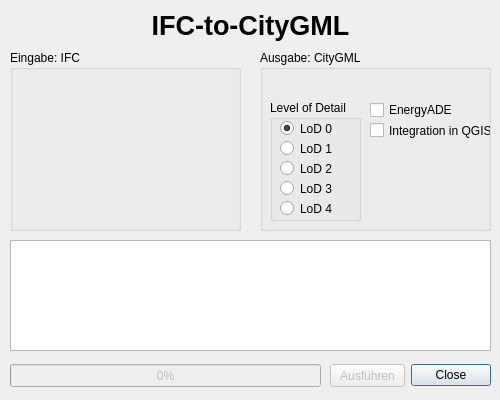
Qt form dialog.ui (NickNick1210/ifc_to_citygml) before a commit.
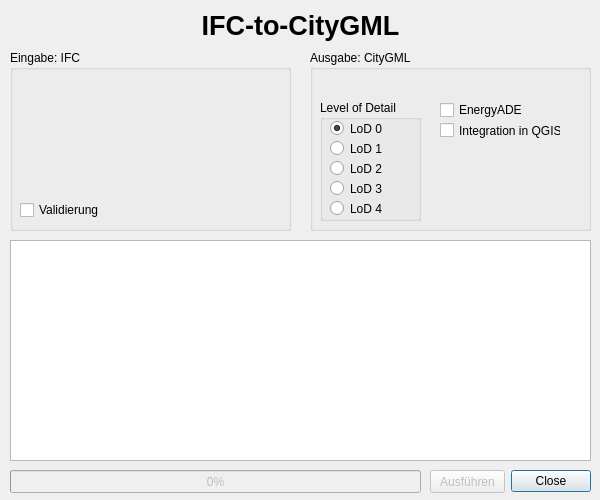
The same form after that commit. Custom widgets are drawn as their Qt base class.

Commit message: GUI-Anpassung Verschönerung der GUI Verhindern von freien Pfadeingaben Deaktivierungsmöglichkeit für die Validierung

Diff of the .ui file:
```diff
--- a/dialog.ui
+++ b/dialog.ui
@@ -7,8 +7,8 @@
    <rect>
     <x>0</x>
     <y>0</y>
-    <width>500</width>
-    <height>400</height>
+    <width>600</width>
+    <height>500</height>
    </rect>
   </property>
   <property name="windowTitle">
@@ -20,8 +20,8 @@
    </property>
    <property name="geometry">
     <rect>
-     <x>410</x>
-     <y>360</y>
+     <x>510</x>
+     <y>466</y>
      <width>81</width>
      <height>31</height>
     </rect>
@@ -43,8 +43,8 @@
    <property name="geometry">
     <rect>
      <x>10</x>
-     <y>364</y>
-     <width>311</width>
+     <y>470</y>
+     <width>411</width>
      <height>23</height>
     </rect>
    </property>
@@ -66,8 +66,8 @@
     <rect>
      <x>10</x>
      <y>240</y>
-     <width>481</width>
-     <height>111</height>
+     <width>581</width>
+     <height>221</height>
     </rect>
    </property>
    <property name="verticalScrollBarPolicy">
@@ -85,7 +85,7 @@
     <rect>
      <x>0</x>
      <y>0</y>
-     <width>501</width>
+     <width>601</width>
      <height>51</height>
     </rect>
    </property>
@@ -109,8 +109,8 @@
    </property>
    <property name="geometry">
     <rect>
-     <x>330</x>
-     <y>364</y>
+     <x>430</x>
+     <y>470</y>
      <width>75</width>
      <height>23</height>
     </rect>
@@ -166,7 +166,7 @@
     <rect>
      <x>10</x>
      <y>50</y>
-     <width>231</width>
+     <width>281</width>
      <height>181</height>
     </rect>
    </property>
@@ -178,7 +178,7 @@
      <rect>
       <x>10</x>
       <y>20</y>
-      <width>211</width>
+      <width>261</width>
       <height>27</height>
      </rect>
     </property>
@@ -197,7 +197,7 @@
      <rect>
       <x>10</x>
       <y>50</y>
-      <width>211</width>
+      <width>261</width>
       <height>91</height>
      </rect>
     </property>
@@ -211,10 +211,10 @@
    <widget class="QLabel" name="label_ifc_msg">
     <property name="geometry">
      <rect>
-      <x>10</x>
-      <y>140</y>
-      <width>211</width>
-      <height>31</height>
+      <x>100</x>
+      <y>150</y>
+      <width>171</width>
+      <height>21</height>
      </rect>
     </property>
     <property name="font">
@@ -231,13 +231,29 @@
      <set>Qt::AlignHCenter|Qt::AlignTop</set>
     </property>
    </widget>
+   <widget class="QCheckBox" name="checkBox_val">
+    <property name="geometry">
+     <rect>
+      <x>10</x>
+      <y>150</y>
+      <width>111</width>
+      <height>20</height>
+     </rect>
+    </property>
+    <property name="text">
+     <string>Validierung</string>
+    </property>
+    <property name="checked">
+     <bool>false</bool>
+    </property>
+   </widget>
   </widget>
   <widget class="QGroupBox" name="groupBox_cgml">
    <property name="geometry">
     <rect>
-     <x>260</x>
+     <x>310</x>
      <y>50</y>
-     <width>231</width>
+     <width>281</width>
      <height>181</height>
     </rect>
    </property>
@@ -245,11 +261,14 @@
     <string>Ausgabe: CityGML</string>
    </property>
    <widget class="QgsFileWidget" name="fileWidget_cgml">
+    <property name="enabled">
+     <bool>true</bool>
+    </property>
     <property name="geometry">
      <rect>
       <x>10</x>
       <y>20</y>
-      <width>221</width>
+      <width>261</width>
       <height>27</height>
      </rect>
     </property>
@@ -262,7 +281,7 @@
      <rect>
       <x>10</x>
       <y>50</y>
-      <width>91</width>
+      <width>101</width>
       <height>121</height>
      </rect>
     </property>
@@ -344,7 +363,7 @@
    <widget class="QCheckBox" name="checkBox_integr">
     <property name="geometry">
      <rect>
-      <x>110</x>
+      <x>130</x>
       <y>70</y>
       <width>121</width>
       <height>21</height>
@@ -357,7 +376,7 @@
    <widget class="QCheckBox" name="checkBox_eade">
     <property name="geometry">
      <rect>
-      <x>110</x>
+      <x>130</x>
       <y>50</y>
       <width>111</width>
       <height>20</height>
```
Left out of the diff: 12 changed lines with no effect on the pictures. The commit also changes 3 other files.
